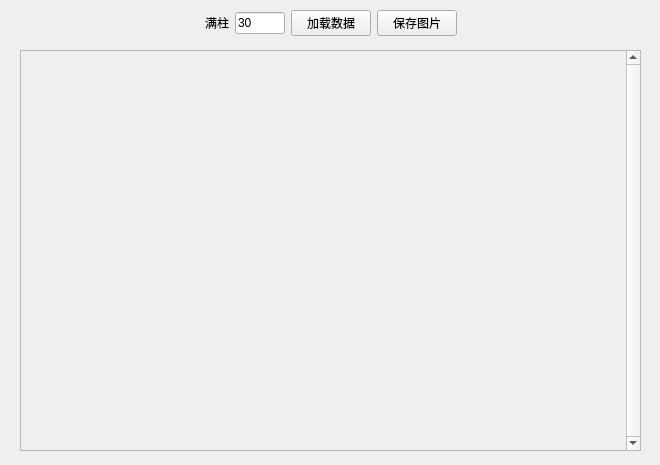
First picture: the form in charttool/mainwindow.ui, repository kinglon/stocktool, before the edit.
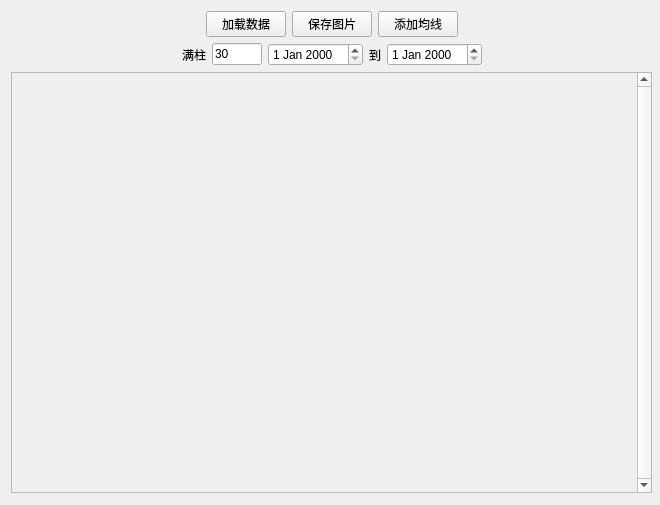
Second picture: the form after the edit.

```diff
--- a/charttool/mainwindow.ui
+++ b/charttool/mainwindow.ui
@@ -7,7 +7,7 @@
     <x>0</x>
     <y>0</y>
     <width>660</width>
-    <height>465</height>
+    <height>505</height>
    </rect>
   </property>
   <property name="windowTitle">
@@ -17,10 +17,10 @@
    <widget class="QScrollArea" name="scrollArea">
     <property name="geometry">
      <rect>
-      <x>20</x>
-      <y>50</y>
-      <width>621</width>
-      <height>401</height>
+      <x>11</x>
+      <y>72</y>
+      <width>641</width>
+      <height>421</height>
      </rect>
     </property>
     <property name="verticalScrollBarPolicy">
@@ -37,8 +37,8 @@
       <rect>
        <x>0</x>
        <y>0</y>
-       <width>602</width>
-       <height>399</height>
+       <width>622</width>
+       <height>419</height>
       </rect>
      </property>
     </widget>
@@ -46,12 +46,14 @@
    <widget class="QWidget" name="">
     <property name="geometry">
      <rect>
-      <x>20</x>
-      <y>10</y>
-      <width>621</width>
-      <height>26</height>
+      <x>11</x>
+      <y>11</y>
+      <width>641</width>
+      <height>57</height>
      </rect>
     </property>
+    <layout class="QVBoxLayout" name="verticalLayout">
+     <item>
     <layout class="QHBoxLayout" name="horizontalLayout">
      <item>
       <spacer name="horizontalSpacer">
@@ -66,26 +68,6 @@
        </property>
       </spacer>
      </item>
-     <item>
-      <widget class="QLabel" name="label">
-       <property name="text">
-        <string>满柱</string>
-       </property>
-      </widget>
-     </item>
-     <item>
-      <widget class="QLineEdit" name="maxCountEdit">
-       <property name="maximumSize">
-        <size>
-         <width>50</width>
-         <height>16777215</height>
-        </size>
-       </property>
-       <property name="text">
-        <string>30</string>
-       </property>
-      </widget>
-     </item>
      <item>
       <widget class="QPushButton" name="loadDataButton">
        <property name="text">
@@ -100,6 +82,13 @@
        </property>
       </widget>
      </item>
+       <item>
+        <widget class="QPushButton" name="addAvgLineButton">
+         <property name="text">
+          <string>添加均线</string>
+         </property>
+        </widget>
+       </item>
      <item>
       <spacer name="horizontalSpacer_2">
        <property name="orientation">
@@ -112,6 +101,89 @@
         </size>
        </property>
       </spacer>
+       </item>
+      </layout>
+     </item>
+     <item>
+      <layout class="QHBoxLayout" name="horizontalLayout_2">
+       <item>
+        <spacer name="horizontalSpacer_3">
+         <property name="orientation">
+          <enum>Qt::Horizontal</enum>
+         </property>
+         <property name="sizeHint" stdset="0">
+          <size>
+           <width>40</width>
+           <height>20</height>
+          </size>
+         </property>
+        </spacer>
+       </item>
+       <item>
+        <widget class="QLabel" name="label">
+         <property name="maximumSize">
+          <size>
+           <width>30</width>
+           <height>16777215</height>
+          </size>
+         </property>
+         <property name="text">
+          <string>满柱</string>
+         </property>
+         <property name="alignment">
+          <set>Qt::AlignRight|Qt::AlignTrailing|Qt::AlignVCenter</set>
+         </property>
+        </widget>
+       </item>
+       <item>
+        <widget class="QLineEdit" name="maxCountEdit">
+         <property name="maximumSize">
+          <size>
+           <width>50</width>
+           <height>16777215</height>
+          </size>
+         </property>
+         <property name="text">
+          <string>30</string>
+         </property>
+        </widget>
+       </item>
+       <item>
+        <widget class="QDateEdit" name="beginDateEdit"/>
+       </item>
+       <item>
+        <widget class="QLabel" name="label_2">
+         <property name="maximumSize">
+          <size>
+           <width>30</width>
+           <height>16777215</height>
+          </size>
+         </property>
+         <property name="text">
+          <string>到</string>
+         </property>
+         <property name="alignment">
+          <set>Qt::AlignCenter</set>
+         </property>
+        </widget>
+       </item>
+       <item>
+        <widget class="QDateEdit" name="endDateEdit"/>
+       </item>
+       <item>
+        <spacer name="horizontalSpacer_4">
+         <property name="orientation">
+          <enum>Qt::Horizontal</enum>
+         </property>
+         <property name="sizeHint" stdset="0">
+          <size>
+           <width>40</width>
+           <height>20</height>
+          </size>
+         </property>
+        </spacer>
+       </item>
+      </layout>
      </item>
     </layout>
    </widget>
```
Lines whose indentation alone changed are shown as unchanged.
